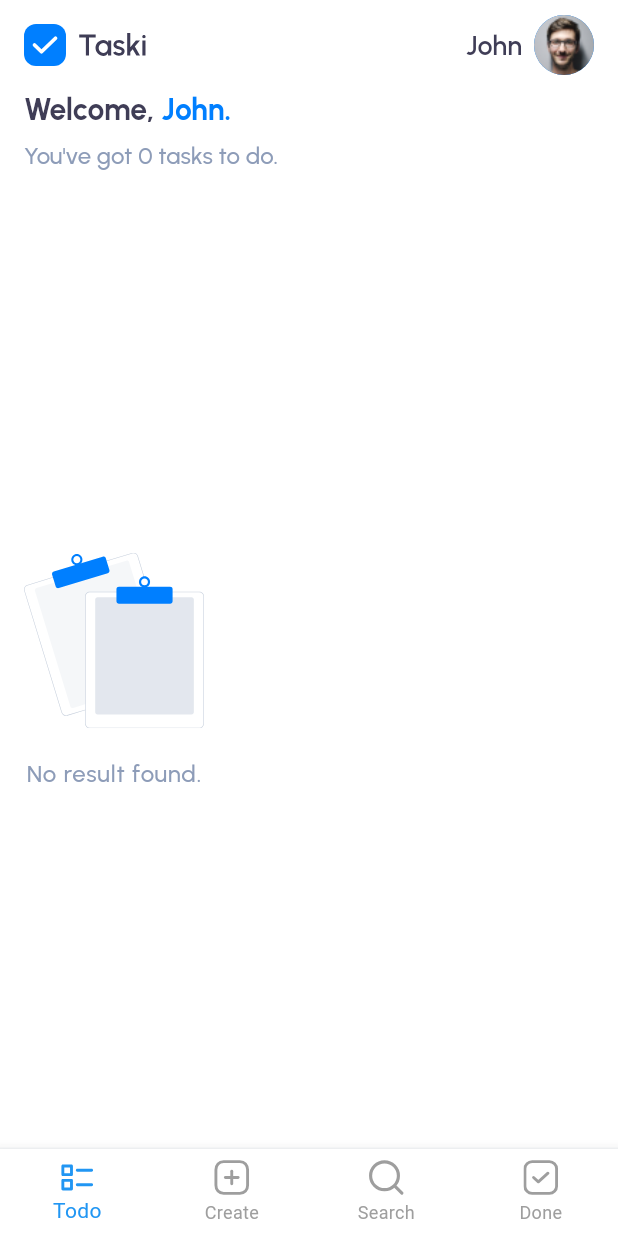
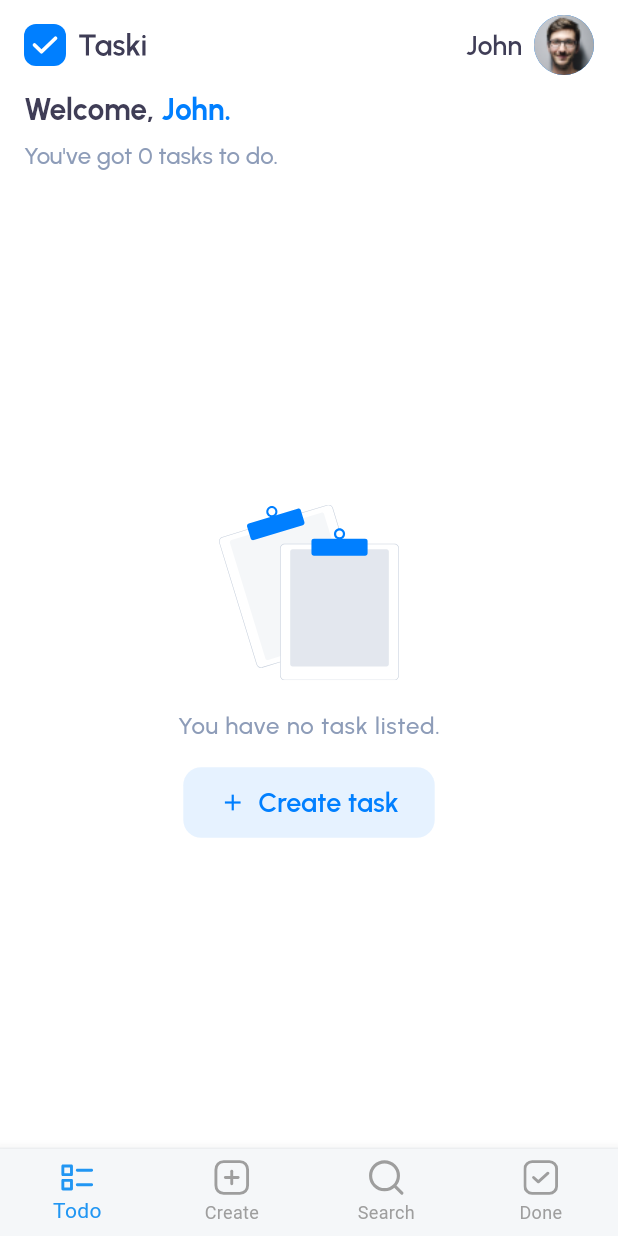
Before and after one commit to anaGomide/task_list, a Flutter app: the screen it shows after launch, on a phone screen of 412 x 824 dp. Run offline on Flutter 3.47's test engine with Material 3 defaults, Android fonts, the phone set to English and light mode, and no system bars; our stand-ins replace cloud_firestore, firebase_core, flutter_svg, google_fonts; accounts and stored records are empty.

Commit message:
desafio fnalizado

```diff
--- a/lib/main.dart
+++ b/lib/main.dart
@@ -5,13 +5,12 @@ import 'package:provider/provider.dart';
 
 import 'firebase_options.dart';
 import 'viewmodels/task_view_model.dart';
+import 'views/task_done_view.dart';
 import 'views/task_list_view.dart';
 
 void main() async {
-  // Inicializa o binding antes de qualquer operação
   WidgetsFlutterBinding.ensureInitialized();
 
-  // Inicializa o Firebase
   await Firebase.initializeApp(
     options: DefaultFirebaseOptions.currentPlatform,
   );
@@ -33,10 +32,10 @@ class MyApp extends StatelessWidget {
         theme: ThemeData(
           primaryColor: const Color(0xFF007FFF), // Primary color
           scaffoldBackgroundColor: const Color(0xFFFFFFFF), // Background branco
-          colorScheme: ColorScheme.light(
-            primary: const Color(0xFF007FFF), // Primary color
-            secondary: const Color(0x1A007FFF), // 10% de saturação
-            background: const Color(0xFFF5F7F9), // Cinza claro
+          colorScheme: const ColorScheme.light(
+            primary: Color(0xFF007FFF), // Primary color
+            secondary: Color(0x1A007FFF), // 10% de saturação
+            surface: Color(0xFFF5F7F9), // Cinza claro
           ),
           textTheme: TextTheme(
             // Weight 700, size 20
@@ -80,6 +79,7 @@ class MyApp extends StatelessWidget {
         initialRoute: '/todo',
         routes: {
           '/todo': (context) => TaskListView(),
+          '/done': (context) => TasksDoneView(),
         },
       ),
     );
--- a/lib/models/task_model.dart
+++ b/lib/models/task_model.dart
@@ -12,11 +12,11 @@ class TaskModel {
     this.isCompleted = false,
   });
 
-  // Convert from/to Firebase
   factory TaskModel.fromMap(Map<String, dynamic> data, String id) {
     return TaskModel(
       id: id,
       title: data['title'] ?? 'Sem título',
+      description: data['description'],
       isCompleted: data['isCompleted'] ?? false,
     );
   }
@@ -24,6 +24,7 @@ class TaskModel {
   Map<String, dynamic> toMap() {
     return {
       'title': title,
+      'description': description,
       'isCompleted': isCompleted,
     };
   }
--- a/lib/services/firebase_service.dart
+++ b/lib/services/firebase_service.dart
@@ -7,10 +7,8 @@ class FirebaseService {
   final CollectionReference _taskCollection = FirebaseFirestore.instance.collection('tasks');
 
   Future<List<TaskModel>> fetchTasks() async {
-    print('Fetching tasks...');
     try {
       final snapshot = await _taskCollection.get();
-      print('Fetched ${snapshot.docs.length} tasks');
       return snapshot.docs.map((doc) {
         final data = doc.data() as Map<String, dynamic>;
         return TaskModel.fromMap(data, doc.id);
--- a/lib/viewmodels/task_view_model.dart
+++ b/lib/viewmodels/task_view_model.dart
@@ -27,9 +27,9 @@ class TaskViewModel extends ChangeNotifier {
     }
   }
 
-  Future<void> addTask(String title, String description) async {
+  Future<void> addTask(String title, String description, bool isCompleted) async {
     if (title.isEmpty) return;
-    final task = TaskModel(id: '', title: title, description: description);
+    final task = TaskModel(id: '', title: title, description: description, isCompleted: isCompleted);
     final docRef = await _firebaseService.addTask(task);
     task.id = docRef.id;
     await fetchTasks();
--- a/lib/views/task_list_view.dart
+++ b/lib/views/task_list_view.dart
@@ -4,10 +4,14 @@ import 'package:provider/provider.dart';
 
 import '../viewmodels/task_view_model.dart';
 import '../widgets/bottom_navigation_bar_widget.dart';
+import '../widgets/create_task_modal.dart';
 import '../widgets/custom_nav_bar_widget.dart';
+import '../widgets/search_task_widget.dart';
 import '../widgets/task_card.dart';
 
 class TaskListView extends StatefulWidget {
+  const TaskListView({super.key});
+
   @override
   _TaskListViewState createState() => _TaskListViewState();
 }
@@ -23,92 +27,16 @@ class _TaskListViewState extends State<TaskListView> {
     _loadTasksFuture = Provider.of<TaskViewModel>(context, listen: false).fetchTasks();
   }
 
-  void _showCreateTaskModal(BuildContext context) {
-    showModalBottomSheet(
-      context: context,
-      isScrollControlled: true,
-      shape: RoundedRectangleBorder(
-        borderRadius: BorderRadius.vertical(top: Radius.circular(16)),
-      ),
-      builder: (BuildContext context) {
-        String taskTitle = '';
-        String taskDescription = '';
-
-        return Padding(
-          padding: EdgeInsets.only(
-            left: 16,
-            right: 16,
-            top: 16,
-            bottom: MediaQuery.of(context).viewInsets.bottom,
-          ),
-          child: Column(
-            mainAxisSize: MainAxisSize.min,
-            crossAxisAlignment: CrossAxisAlignment.start,
-            children: [
-              Text(
-                'New Task',
-                style: Theme.of(context).textTheme.headlineSmall,
-              ),
-              const SizedBox(height: 16),
-              TextField(
-                onChanged: (value) {
-                  taskTitle = value;
-                },
-                decoration: InputDecoration(
-                  labelText: 'Title',
-                  border: OutlineInputBorder(
-                    borderRadius: BorderRadius.circular(8),
-                  ),
-                ),
-              ),
-              const SizedBox(height: 16),
-              TextField(
-                onChanged: (value) {
-                  taskDescription = value;
-                },
-                decoration: InputDecoration(
-                  labelText: 'Description',
-                  border: OutlineInputBorder(
-                    borderRadius: BorderRadius.circular(8),
-                  ),
-                ),
-                maxLines: 3,
-              ),
-              const SizedBox(height: 16),
-              ElevatedButton(
-                onPressed: () {
-                  if (taskTitle.isNotEmpty) {
-                    Provider.of<TaskViewModel>(context, listen: false).addTask(taskTitle, taskDescription);
-                    Navigator.pop(context); // Fecha a modal
-                  }
-                },
-                style: ElevatedButton.styleFrom(
-                  shape: RoundedRectangleBorder(
-                    borderRadius: BorderRadius.circular(8),
-                  ),
-                ),
-                child: Text('Create Task'),
-              ),
-            ],
-          ),
-        );
-      },
-    );
-  }
-
   @override
   Widget build(BuildContext context) {
     final taskViewModel = Provider.of<TaskViewModel>(context);
 
-    // Filtra as tarefas com base na consulta de pesquisa
     final filteredTasks = _searchQuery.isEmpty
-        ? taskViewModel.tasks
-        : taskViewModel.tasks.where((task) {
-            return task.title.toLowerCase().contains(_searchQuery.toLowerCase());
-          }).toList();
+        ? taskViewModel.tasks.where((task) => !task.isCompleted).toList()
+        : taskViewModel.tasks.where((task) => task.title.toLowerCase().contains(_searchQuery.toLowerCase())).toList();
 
     return Scaffold(
-      appBar: CustomNavbar(
+      appBar: const CustomNavbar(
         username: 'John',
         profileImage: 'assets/avatar.png',
       ),
@@ -132,34 +60,20 @@ class _TaskListViewState extends State<TaskListView> {
               children: [
                 _isSearchActive
                     ? // Campo de Busca
-                    TextField(
-                        autofocus: true,
-                        onChanged: (value) {
+                    SearchFieldWidget(
+                        hintText: 'Search tasks',
+                        searchQuery: _searchQuery,
+                        onSearchChanged: (value) {
                           setState(() {
                             _searchQuery = value;
                           });
                         },
-                        decoration: InputDecoration(
-                          hintText: 'Search tasks',
-                          prefixIcon: Icon(Icons.search, color: Theme.of(context).colorScheme.primary),
-                          suffixIcon: IconButton(
-                            icon: Icon(Icons.clear, color: Theme.of(context).colorScheme.primary),
-                            onPressed: () {
+                        onClear: () {
                           setState(() {
                             _searchQuery = '';
                             _isSearchActive = false;
                           });
                         },
-                          ),
-                          border: OutlineInputBorder(
-                            borderRadius: BorderRadius.circular(16),
-                            borderSide: BorderSide(color: Theme.of(context).colorScheme.primary),
-                          ),
-                          focusedBorder: OutlineInputBorder(
-                            borderRadius: BorderRadius.circular(16),
-                            borderSide: BorderSide(color: Theme.of(context).colorScheme.primary, width: 2),
-                          ),
-                        ),
                       )
                     : // Welcome Header
                     Column(
@@ -185,11 +99,12 @@ class _TaskListViewState extends State<TaskListView> {
                         ],
                       ),
                 const SizedBox(height: 16),
-                // Lista de Tarefas ou Mensagem de "Nenhum Resultado"
                 Expanded(
                   child: filteredTasks.isEmpty
-                      ? Column(
+                      ? Center(
+                          child: Column(
                             mainAxisAlignment: MainAxisAlignment.center,
+                            crossAxisAlignment: CrossAxisAlignment.center,
                             children: [
                               SvgPicture.asset(
                                 'assets/no_result.svg',
@@ -198,10 +113,34 @@ class _TaskListViewState extends State<TaskListView> {
                               ),
                               const SizedBox(height: 16),
                               Text(
-                              'No result found.',
+                                _searchQuery.isNotEmpty ? 'No result found.' : 'You have no task listed.',
                                 style: Theme.of(context).textTheme.bodyLarge,
                               ),
+                              if (_searchQuery.isEmpty) ...[
+                                const SizedBox(height: 16),
+                                ElevatedButton.icon(
+                                  onPressed: () {
+                                    CreateTaskModal.show(context);
+                                  },
+                                  style: ElevatedButton.styleFrom(
+                                    backgroundColor: const Color(0xFFE6F2FF),
+                                    elevation: 0,
+                                    shape: RoundedRectangleBorder(
+                                      borderRadius: BorderRadius.circular(12),
+                                    ),
+                                    padding: const EdgeInsets.symmetric(horizontal: 24, vertical: 12),
+                                  ),
+                                  icon: Icon(Icons.add, color: Theme.of(context).colorScheme.primary),
+                                  label: Text(
+                                    'Create task',
+                                    style: Theme.of(context).textTheme.headlineMedium!.copyWith(
+                                          color: Theme.of(context).colorScheme.primary,
+                                        ),
+                                  ),
+                                ),
                               ],
+                            ],
+                          ),
                         )
                       : ListView.builder(
                           itemCount: filteredTasks.length,
@@ -217,13 +156,14 @@ class _TaskListViewState extends State<TaskListView> {
         },
       ),
       bottomNavigationBar: BottomNavBarWidget(
+        currentIndex: 0,
         onSearchTapped: (index) {
           setState(() {
-            _isSearchActive = true; // Ativa o modo de busca
+            _isSearchActive = true;
           });
         },
         onCreateTapped: () {
-          _showCreateTaskModal(context);
+          CreateTaskModal.show(context);
         },
       ),
     );
--- a/lib/widgets/bottom_navigation_bar_widget.dart
+++ b/lib/widgets/bottom_navigation_bar_widget.dart
@@ -4,10 +4,13 @@ import 'package:flutter_svg/flutter_svg.dart';
 class BottomNavBarWidget extends StatefulWidget {
   final Function onCreateTapped;
   final Function(int) onSearchTapped;
+  final int currentIndex;
 
   BottomNavBarWidget({
+    super.key,
     required this.onCreateTapped,
     required this.onSearchTapped,
+    this.currentIndex = 0,
   });
 
   @override
@@ -15,37 +18,39 @@ class BottomNavBarWidget extends StatefulWidget {
 }
 
 class _BottomNavBarWidgetState extends State<BottomNavBarWidget> {
-  int _selectedIndex = 0;
+  late int _selectedIndex;
+
+  @override
+  void initState() {
+    super.initState();
+    _selectedIndex = widget.currentIndex;
+  }
 
   void _onItemTapped(int index) {
     setState(() {
       _selectedIndex = index;
+    });
 
     switch (index) {
       case 0:
-          // Ação para a aba "Todo"
         Navigator.pushNamed(context, '/todo');
         break;
       case 1:
-          // Ação para a aba "Create"
         widget.onCreateTapped();
         break;
       case 2:
-          // Ação para a aba "Search"
         widget.onSearchTapped(index);
         break;
       case 3:
-          // Ação para a aba "Done"
         Navigator.pushNamed(context, '/done');
         break;
     }
-    });
   }
 
   @override
   Widget build(BuildContext context) {
     return Container(
-      decoration: BoxDecoration(
+      decoration: const BoxDecoration(
         color: Colors.white,
         border: Border(
           top: BorderSide(
--- a/lib/widgets/custom_nav_bar_widget.dart
+++ b/lib/widgets/custom_nav_bar_widget.dart
@@ -6,10 +6,10 @@ class CustomNavbar extends StatelessWidget implements PreferredSizeWidget {
   final String? profileImage;
 
   const CustomNavbar({
-    Key? key,
+    super.key,
     required this.username,
     this.profileImage,
-  }) : super(key: key);
+  });
 
   @override
   Widget build(BuildContext context) {
@@ -21,16 +21,14 @@ class CustomNavbar extends StatelessWidget implements PreferredSizeWidget {
       title: Row(
         mainAxisAlignment: MainAxisAlignment.spaceBetween,
         children: [
-          // Logo SVG
           Row(
             children: [
               SvgPicture.asset(
-                'assets/logo.svg', // Caminho para o arquivo SVG
-                height: 28, // Altura da logo
+                'assets/logo.svg',
+                height: 28,
               ),
             ],
           ),
-          // Nome do usuário e avatar
           Row(
             children: [
               Text(
@@ -41,9 +39,7 @@ class CustomNavbar extends StatelessWidget implements PreferredSizeWidget {
               profileImage != null && profileImage!.isNotEmpty
                   ? CircleAvatar(
                       radius: 20,
-                      backgroundImage: profileImage!.startsWith('assets/')
-                          ? AssetImage(profileImage!) // Imagem dos assets
-                          : NetworkImage(profileImage!) as ImageProvider,
+                      backgroundImage: profileImage!.startsWith('assets/') ? AssetImage(profileImage!) : NetworkImage(profileImage!) as ImageProvider,
                     )
                   : CircleAvatar(
                       radius: 20,
```
Also changed, not shown: lib/views/task_done_view.dart (added, +151 -0 lines), lib/widgets/create_task_modal.dart (added, +131 -0 lines), lib/widgets/search_task_widget.dart (added, +40 -0 lines), lib/widgets/task_card.dart (+37 -16 lines). Lines whose indentation alone changed are shown as unchanged.
